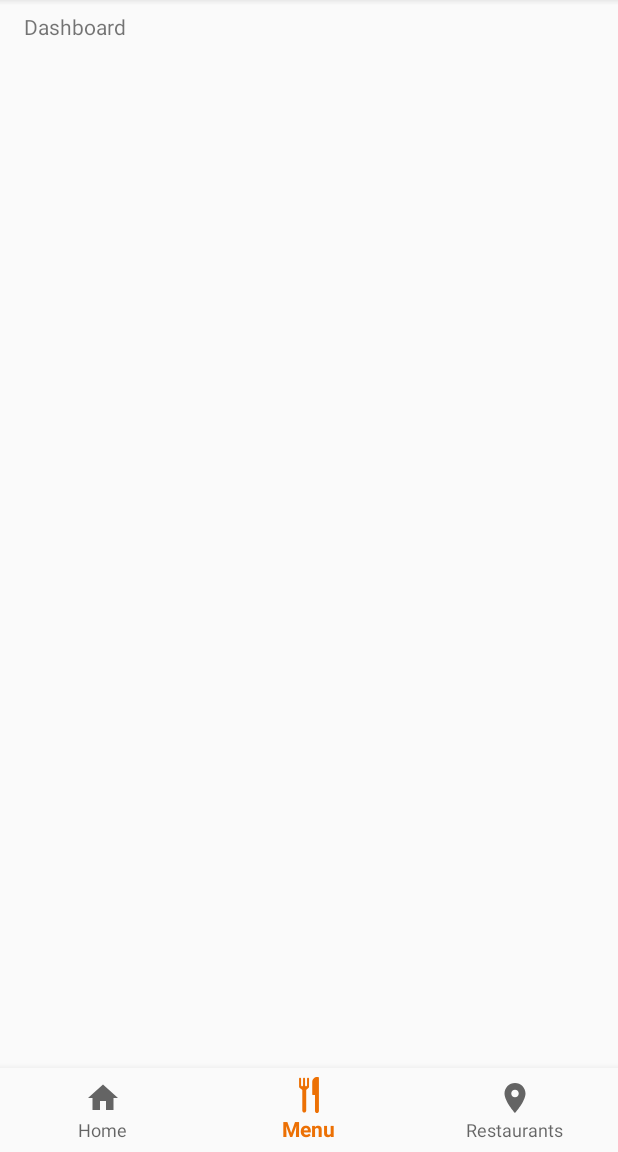
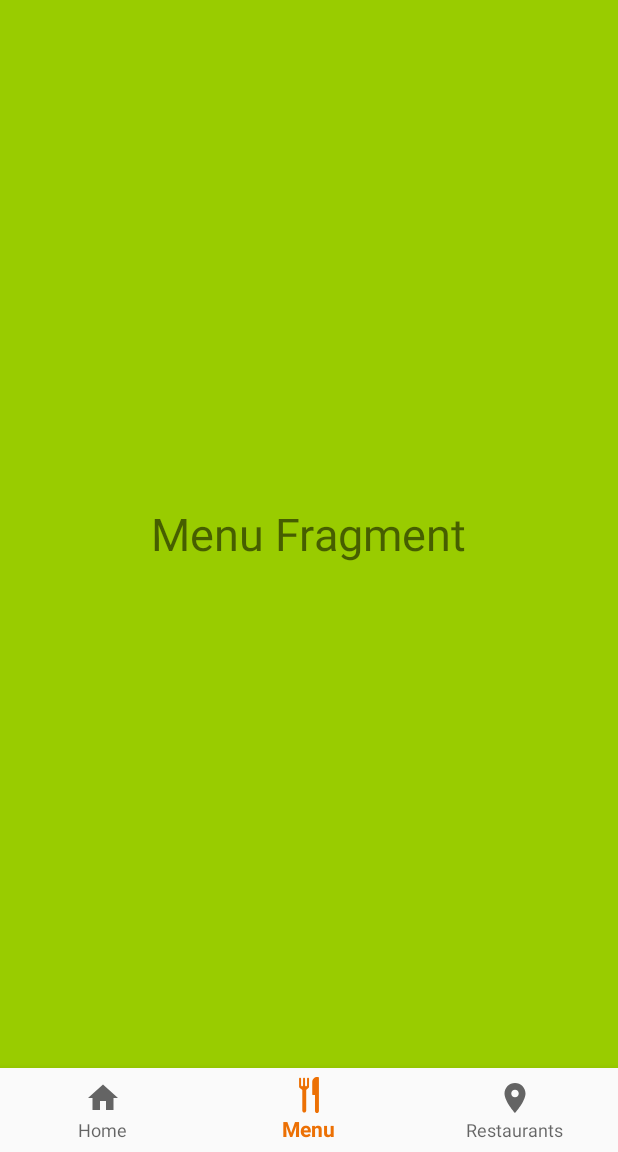
Before and after one commit to alloza95/VienaApp, an Android app: the screen it shows after launch (MainActivity), item 2 of the bottom bar chosen, on a phone screen of 412 x 824 dp, the part 84-1236 px from its top. Run offline under Robolectric (Android 15) with nearby library versions, the phone set to English and light mode, and no system bars.

Commit message:
V0.1.1 Estructura seccions de MainActivity (Fragments)

```diff
--- a/app/src/main/java/com/arnauac/vienaapp/MainActivity.java
+++ b/app/src/main/java/com/arnauac/vienaapp/MainActivity.java
@@ -5,29 +5,37 @@ import android.support.annotation.NonNull;
 import android.support.design.widget.BottomNavigationView;
 import android.support.v7.app.AppCompatActivity;
 import android.view.MenuItem;
-import android.widget.TextView;
+
+import com.arnauac.vienaapp.fragments_MainActivity.HomeFragment;
+import com.arnauac.vienaapp.fragments_MainActivity.MenuFragment;
+import com.arnauac.vienaapp.fragments_MainActivity.RestaurantsFragment;
 
 public class MainActivity extends AppCompatActivity {
-
-    private TextView mTextMessage;
 
     private BottomNavigationView.OnNavigationItemSelectedListener mOnNavigationItemSelectedListener
             = new BottomNavigationView.OnNavigationItemSelectedListener() {
 
         @Override
         public boolean onNavigationItemSelected(@NonNull MenuItem item) {
+            android.support.v4.app.Fragment selectedFragment = null;
             switch (item.getItemId()) {
                 case R.id.navigation_home:
-                    mTextMessage.setText(R.string.title_home);
-                    return true;
-                case R.id.navigation_dashboard:
-                    mTextMessage.setText(R.string.title_dashboard);
-                    return true;
-                case R.id.navigation_notifications:
-                    mTextMessage.setText(R.string.title_notifications);
-                    return true;
+                    selectedFragment = new HomeFragment();
+                    break;
+                case R.id.navigation_menu:
+                    selectedFragment = new MenuFragment();
+                    break;
+                case R.id.navigation_restaurants:
+                    selectedFragment = new RestaurantsFragment();
+                    break;
             }
-            return false;
+
+            getSupportFragmentManager().beginTransaction().replace(
+                    R.id.fragment_container,
+                    selectedFragment
+            ).commit();
+
+            return true;
         }
     };
 
@@ -35,10 +43,13 @@ public class MainActivity extends AppCompatActivity {
     protected void onCreate(Bundle savedInstanceState) {
         super.onCreate(savedInstanceState);
         setContentView(R.layout.activity_main);
+        BottomNavigationView navigation = findViewById(R.id.navigation);
+        navigation.setOnNavigationItemSelectedListener(mOnNavigationItemSelectedListener);
 
-        mTextMessage = (TextView) findViewById(R.id.message);
-        BottomNavigationView navigation = (BottomNavigationView) findViewById(R.id.navigation);
-        navigation.setOnNavigationItemSelectedListener(mOnNavigationItemSelectedListener);
+        getSupportFragmentManager().beginTransaction().replace(
+                R.id.fragment_container,
+                new HomeFragment()
+        ).commit();
     }
 
 }
--- /dev/null
+++ b/app/src/main/java/com/arnauac/vienaapp/fragments_MainActivity/HomeFragment.java
@@ -0,0 +1,19 @@
+package com.arnauac.vienaapp.fragments_MainActivity;
+
+import android.os.Bundle;
+import android.support.annotation.NonNull;
+import android.support.annotation.Nullable;
+import android.support.v4.app.Fragment;
+import android.view.LayoutInflater;
+import android.view.View;
+import android.view.ViewGroup;
+
+import com.arnauac.vienaapp.R;
+
+public class HomeFragment extends Fragment {
+    @Nullable
+    @Override
+    public View onCreateView(@NonNull LayoutInflater inflater, @Nullable ViewGroup container, @Nullable Bundle savedInstanceState) {
+        return inflater.inflate(R.layout.fragment_home, container, false);
+    }
+}
--- /dev/null
+++ b/app/src/main/java/com/arnauac/vienaapp/fragments_MainActivity/MenuFragment.java
@@ -0,0 +1,19 @@
+package com.arnauac.vienaapp.fragments_MainActivity;
+
+import android.os.Bundle;
+import android.support.annotation.NonNull;
+import android.support.annotation.Nullable;
+import android.support.v4.app.Fragment;
+import android.view.LayoutInflater;
+import android.view.View;
+import android.view.ViewGroup;
+
+import com.arnauac.vienaapp.R;
+
+public class MenuFragment extends Fragment {
+    @Nullable
+    @Override
+    public View onCreateView(@NonNull LayoutInflater inflater, @Nullable ViewGroup container, @Nullable Bundle savedInstanceState) {
+        return inflater.inflate(R.layout.fragment_menu, container, false);
+    }
+}
--- a/app/src/main/res/layout/activity_main.xml
+++ b/app/src/main/res/layout/activity_main.xml
@@ -23,6 +23,7 @@
 
     <!-- Toolbar's Shadow -->
     <FrameLayout
+        android:id="@+id/frameLayout"
         android:layout_width="match_parent"
         android:layout_height="wrap_content"
         app:layout_constraintTop_toBottomOf="@+id/toolbar">
@@ -34,16 +35,16 @@
 
     </FrameLayout>
 
-    <TextView
-        android:id="@+id/message"
-        android:layout_width="wrap_content"
-        android:layout_height="wrap_content"
-        android:layout_marginLeft="16dp"
-        android:layout_marginStart="16dp"
-        android:layout_marginTop="8dp"
-        android:text="@string/title_home"
+    <FrameLayout
+        android:id="@+id/fragment_container"
+        android:layout_width="match_parent"
+        android:layout_height="0dp"
+        app:layout_constraintBottom_toTopOf="@+id/navigation"
+        app:layout_constraintEnd_toEndOf="parent"
         app:layout_constraintStart_toStartOf="parent"
-        app:layout_constraintTop_toBottomOf="@+id/toolbar" />
+        app:layout_constraintTop_toBottomOf="@+id/toolbar">
+
+    </FrameLayout>
 
     <android.support.design.widget.BottomNavigationView
         android:id="@+id/navigation"
--- /dev/null
+++ b/app/src/main/res/layout/fragment_menu.xml
@@ -0,0 +1,14 @@
+<?xml version="1.0" encoding="utf-8"?>
+<RelativeLayout xmlns:android="http://schemas.android.com/apk/res/android"
+    android:layout_width="match_parent"
+    android:layout_height="match_parent"
+    android:background="@android:color/holo_green_light">
+
+    <TextView
+        android:layout_width="wrap_content"
+        android:layout_height="wrap_content"
+        android:text="Menu Fragment"
+        android:textSize="30sp"
+        android:layout_centerInParent="true" />
+
+</RelativeLayout>
--- a/app/src/main/res/menu/navigation.xml
+++ b/app/src/main/res/menu/navigation.xml
@@ -7,12 +7,12 @@
         android:title="@string/title_home" />
 
     <item
-        android:id="@+id/navigation_dashboard"
+        android:id="@+id/navigation_menu"
         android:icon="@drawable/ic_restaurant_interface_symbol_of_fork_and_knife_couple"
         android:title="@string/menu" />
 
     <item
-        android:id="@+id/navigation_notifications"
+        android:id="@+id/navigation_restaurants"
         android:icon="@drawable/ic_location_on_black_24dp"
         android:title="@string/restaurants" />
 
```
Also changed, not shown: app/src/main/java/com/arnauac/vienaapp/fragments_MainActivity/RestaurantsFragment.java (added, +19 -0 lines), app/src/main/res/layout/fragment_home.xml (added, +14 -0 lines), app/src/main/res/layout/fragment_restaurants.xml (added, +14 -0 lines).
